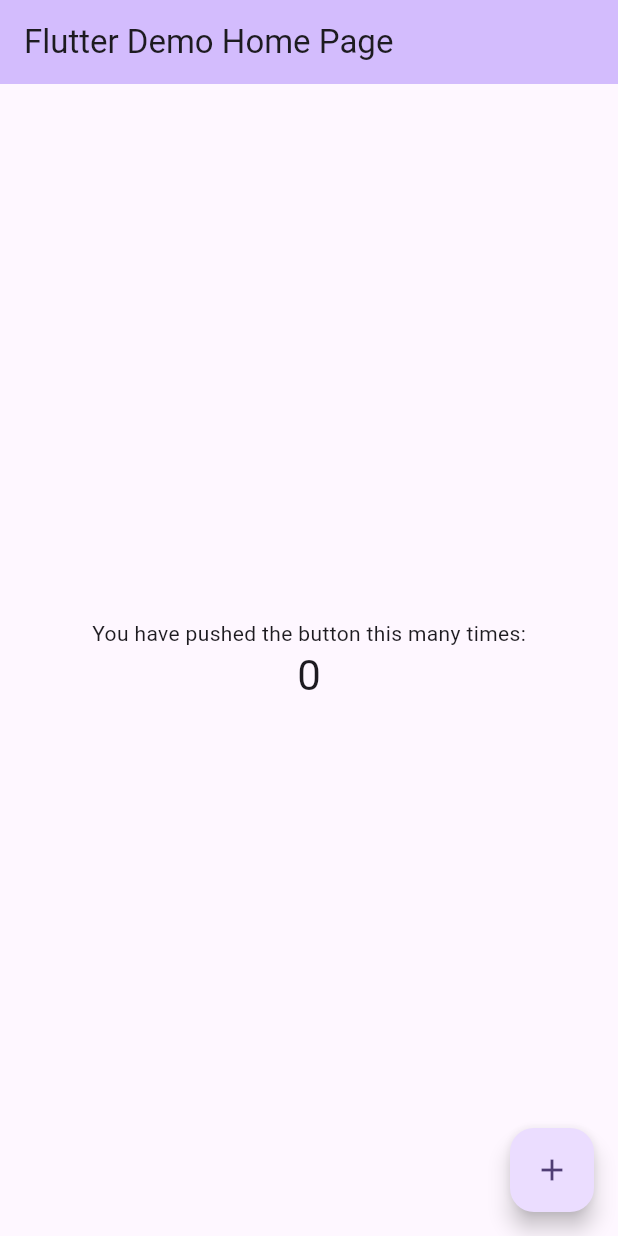
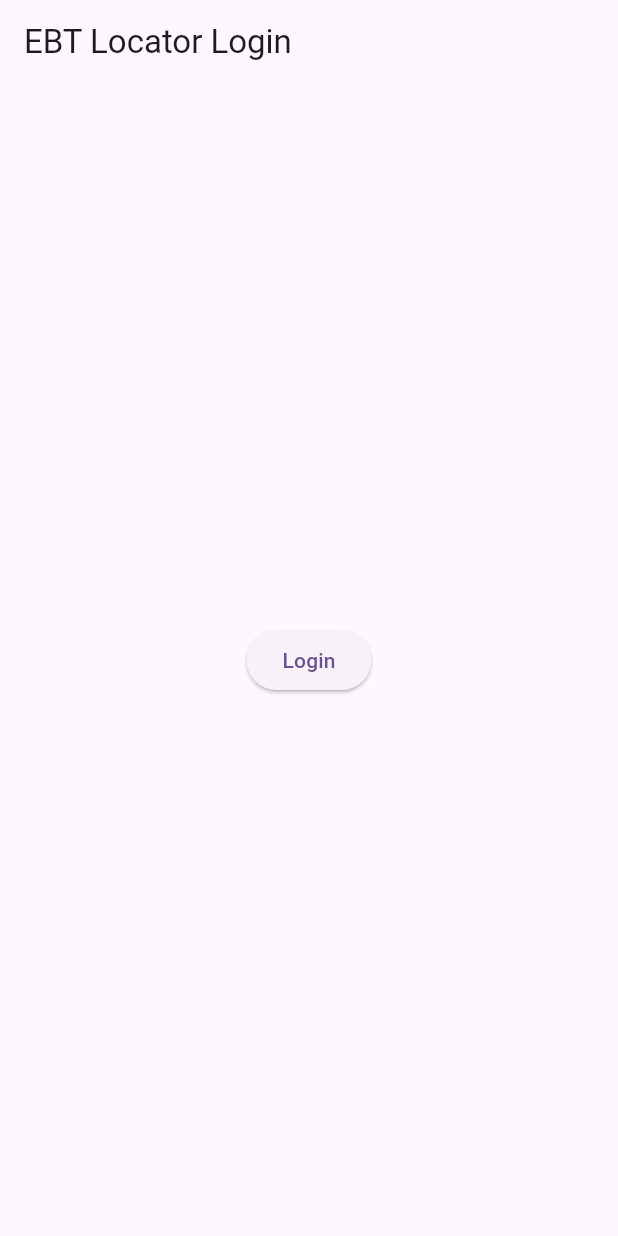
Before and after one commit to phlcia/mebt, a Flutter app: the screen it shows after launch, on a phone screen of 412 x 824 dp. Run offline on Flutter 3.47's test engine with Material 3 defaults, Android fonts, the phone set to English and light mode, and no system bars; our stand-ins replace google_maps_flutter.

Commit message:
Added login screen and map page

```diff
--- a/lib/main.dart
+++ b/lib/main.dart
@@ -1,4 +1,5 @@
 import 'package:flutter/material.dart';
+import 'screens/login_screen.dart';  // Import the login screen
 
 void main() {
   runApp(const MyApp());
@@ -11,7 +12,7 @@
   @override
   Widget build(BuildContext context) {
     return MaterialApp(
-      title: 'Flutter Demo',
+      title: 'EBT Locator',
       theme: ThemeData(
         // This is the theme of your application.
         //
@@ -30,7 +31,7 @@
         // tested with just a hot reload.
         colorScheme: ColorScheme.fromSeed(seedColor: Colors.deepPurple),
       ),
-      home: const MyHomePage(title: 'Flutter Demo Home Page'),
+      home: LoginScreen(),
     );
   }
 }
@@ -104,7 +105,7 @@
           // wireframe for each widget.
           mainAxisAlignment: MainAxisAlignment.center,
           children: <Widget>[
-            const Text('You have pushed the button this many times:'),
+            const Text('You have pushed the button many times:'),
             Text(
               '$_counter',
               style: Theme.of(context).textTheme.headlineMedium,
--- /dev/null
+++ b/lib/screens/login_screen.dart
@@ -0,0 +1,23 @@
+// lib/screens/login_screen.dart
+import 'package:flutter/material.dart';
+import 'map_page.dart'; // Import the map page to navigate to it
+
+class LoginScreen extends StatelessWidget {
+  @override
+  Widget build(BuildContext context) {
+    return Scaffold(
+      appBar: AppBar(title: Text('EBT Locator Login')),
+      body: Center(
+        child: ElevatedButton(
+          onPressed: () {
+            Navigator.push(
+              context,
+              MaterialPageRoute(builder: (context) => MapPage()),
+            );
+          },
+          child: Text('Login'),
+        ),
+      ),
+    );
+  }
+}
--- a/pubspec.yaml
+++ b/pubspec.yaml
@@ -30,7 +30,7 @@ environment:
 dependencies:
   flutter:
     sdk: flutter
-
+  provider: ^6.1.3
   csv: ^5.0.0
   path_provider: ^2.1.1
 
```
Also changed, not shown: lib/screens/map_page.dart (added, +53 -0 lines), pubspec.lock, 1 other file.
